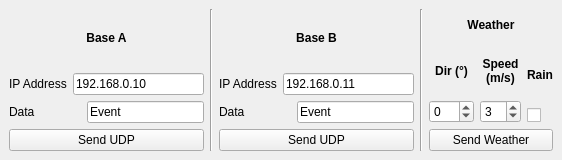
First picture: the form in F3FChrono/gui/simulate_base.ui, repository jomarin38/F3FChrono, before the edit.
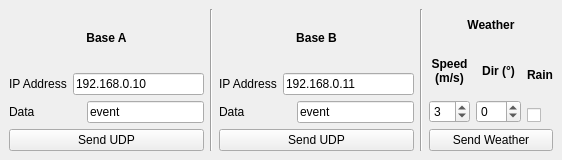
Second picture: the form after the edit.

Commit message: adding weather simulation mode by udp message adding weather rules adding arduino I2C class first test ChronoClass changed with chronoRpi & chronoArduino. MainUiController.py changed to integrate chrono signals. ProcessUI has been deleted.

Diff of the .ui file:
```diff
--- a/F3FChrono/gui/simulate_base.ui
+++ b/F3FChrono/gui/simulate_base.ui
@@ -77,7 +77,7 @@
           <item>
            <widget class="QLineEdit" name="data_A">
             <property name="text">
-             <string>Event</string>
+             <string>event</string>
             </property>
            </widget>
           </item>
@@ -153,7 +153,7 @@
           <item>
            <widget class="QLineEdit" name="data_B">
             <property name="text">
-             <string>Event</string>
+             <string>event</string>
             </property>
            </widget>
           </item>
@@ -213,45 +213,6 @@
         </item>
         <item>
          <layout class="QHBoxLayout" name="horizontalLayout_6">
-          <item>
-           <layout class="QVBoxLayout" name="verticalLayout_6">
-            <item>
-             <widget class="QLabel" name="label_7">
-              <property name="minimumSize">
-               <size>
-                <width>0</width>
-                <height>15</height>
-               </size>
-              </property>
-              <property name="font">
-               <font>
-                <weight>75</weight>
-                <bold>true</bold>
-               </font>
-              </property>
-              <property name="text">
-               <string>Dir (°)</string>
-              </property>
-              <property name="alignment">
-               <set>Qt::AlignCenter</set>
-              </property>
-             </widget>
-            </item>
-            <item>
-             <widget class="QSpinBox" name="wind_dir">
-              <property name="enabled">
-               <bool>true</bool>
-              </property>
-              <property name="minimum">
-               <number>-90</number>
-              </property>
-              <property name="maximum">
-               <number>90</number>
-              </property>
-             </widget>
-            </item>
-           </layout>
-          </item>
           <item>
            <layout class="QVBoxLayout" name="verticalLayout_4">
             <item>
@@ -295,6 +256,45 @@
             </item>
            </layout>
           </item>
+          <item>
+           <layout class="QVBoxLayout" name="verticalLayout_6">
+            <item>
+             <widget class="QLabel" name="label_7">
+              <property name="minimumSize">
+               <size>
+                <width>0</width>
+                <height>15</height>
+               </size>
+              </property>
+              <property name="font">
+               <font>
+                <weight>75</weight>
+                <bold>true</bold>
+               </font>
+              </property>
+              <property name="text">
+               <string>Dir (°)</string>
+              </property>
+              <property name="alignment">
+               <set>Qt::AlignCenter</set>
+              </property>
+             </widget>
+            </item>
+            <item>
+             <widget class="QSpinBox" name="wind_dir">
+              <property name="enabled">
+               <bool>true</bool>
+              </property>
+              <property name="minimum">
+               <number>-90</number>
+              </property>
+              <property name="maximum">
+               <number>90</number>
+              </property>
+             </widget>
+            </item>
+           </layout>
+          </item>
           <item>
            <layout class="QVBoxLayout" name="verticalLayout_3">
             <item>
```
The commit also changes 4 other files.
